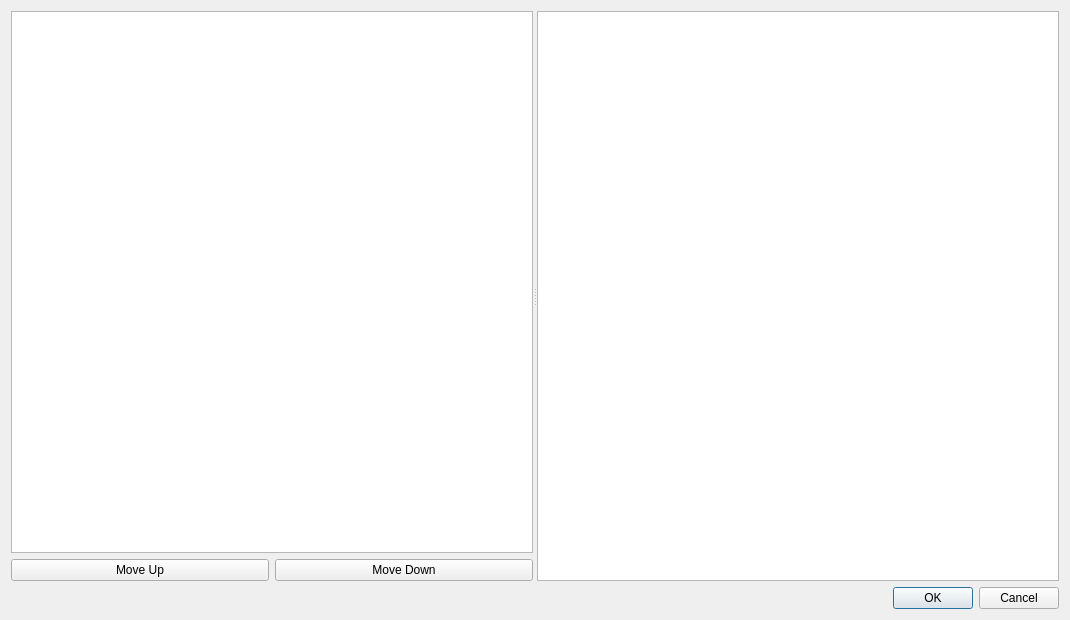
The window that src/ui/exportcsvdialog.ui (kaniol-lck/Paperless-Client) describes before a commit, drawn with Qt 5.
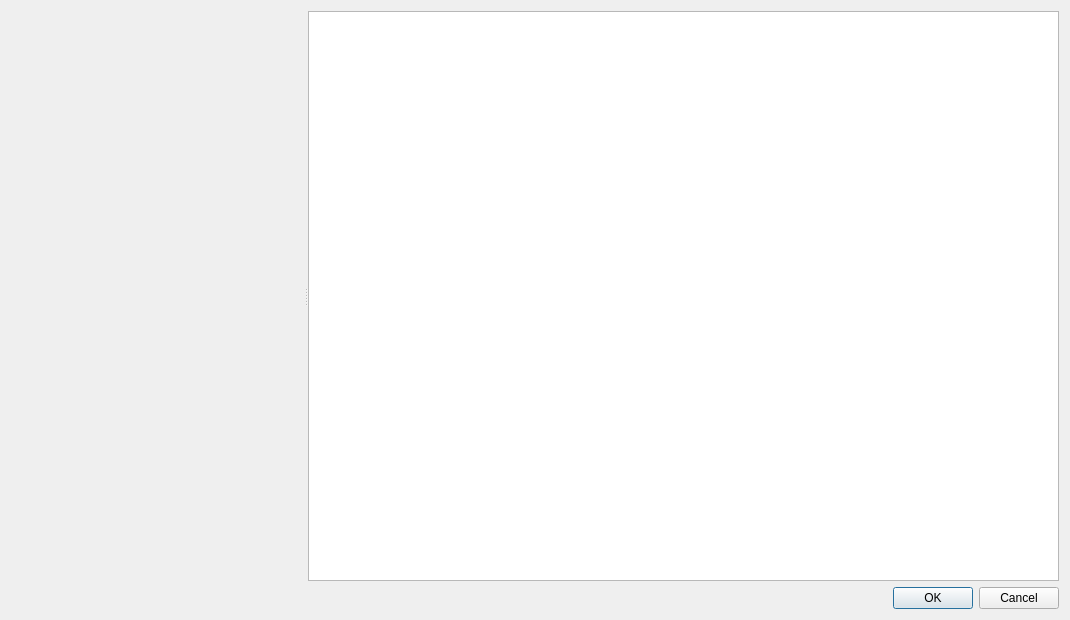
The same window after the commit. Custom widgets are drawn as their Qt base class.

Commit message: document edit & display field

```diff
--- a/src/ui/exportcsvdialog.ui
+++ b/src/ui/exportcsvdialog.ui
@@ -19,34 +19,7 @@
      <property name="orientation">
       <enum>Qt::Orientation::Horizontal</enum>
      </property>
-     <widget class="QWidget" name="">
-      <layout class="QGridLayout" name="gridLayout">
-       <item row="1" column="0">
-        <widget class="QPushButton" name="pushButton">
-         <property name="text">
-          <string>Move Up</string>
-         </property>
-        </widget>
-       </item>
-       <item row="1" column="1">
-        <widget class="QPushButton" name="pushButton_2">
-         <property name="text">
-          <string>Move Down</string>
-         </property>
-        </widget>
-       </item>
-       <item row="0" column="0" colspan="2">
-        <widget class="QListWidget" name="exportFields">
-         <property name="dragEnabled">
-          <bool>true</bool>
-         </property>
-         <property name="dragDropMode">
-          <enum>QAbstractItemView::DragDropMode::InternalMove</enum>
-         </property>
-        </widget>
-       </item>
-      </layout>
-     </widget>
+     <widget class="DisplayedFieldsEdit" name="exportFields" native="true"/>
      <widget class="QTreeView" name="treeView">
       <property name="editTriggers">
        <set>QAbstractItemView::EditTrigger::NoEditTriggers</set>
@@ -66,6 +39,14 @@
    </item>
   </layout>
  </widget>
+ <customwidgets>
+  <customwidget>
+   <class>DisplayedFieldsEdit</class>
+   <extends>QWidget</extends>
+   <header>ui/widgets/displayedfieldsedit.h</header>
+   <container>1</container>
+  </customwidget>
+ </customwidgets>
  <resources/>
  <connections>
   <connection>
```
The commit also changes 23 other files.
